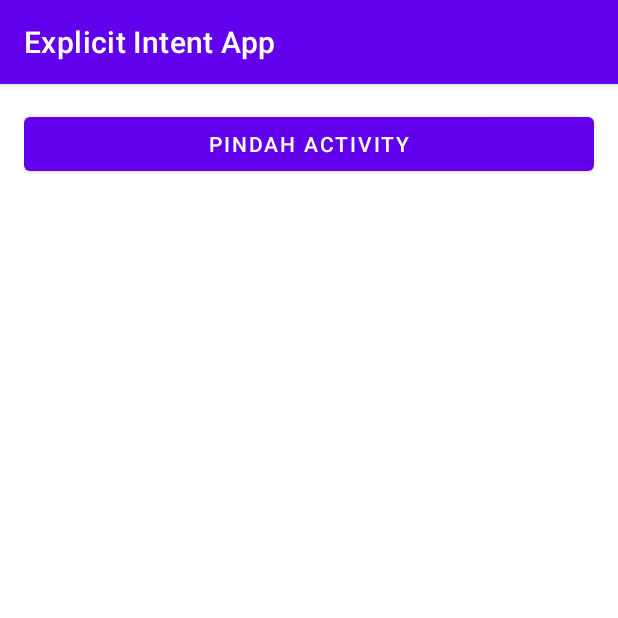
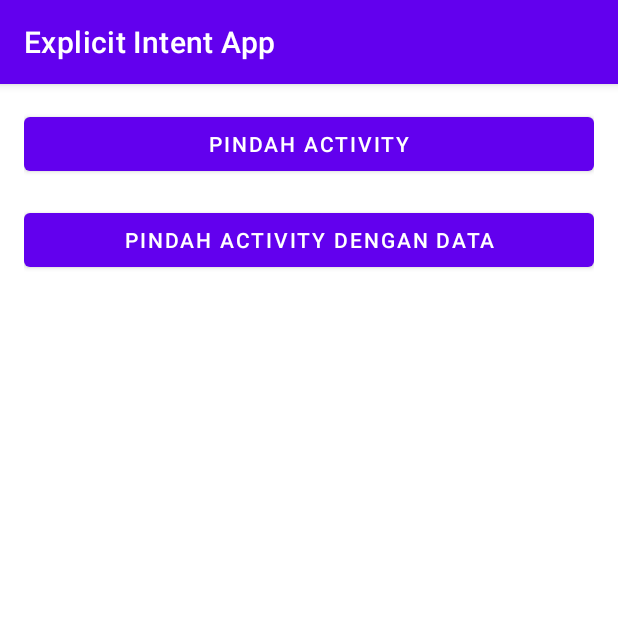
Before and after one commit to ditateum/intent-android-kotlin, an Android app: the screen it shows after launch (MainActivity), on a phone screen of 412 x 824 dp, the top half of it. Run offline under Robolectric (Android 15) with nearby library versions, the phone set to English and light mode, and no system bars.

Commit message:
Pindah Activity dengan data memanfaatkan putExtra

```diff
--- a/app/src/main/AndroidManifest.xml
+++ b/app/src/main/AndroidManifest.xml
@@ -9,7 +9,8 @@
         android:roundIcon="@mipmap/ic_launcher_round"
         android:supportsRtl="true"
         android:theme="@style/Theme.ExplicitIntentApp">
-        <activity android:name=".MoveActivity"></activity>
+        <activity android:name=".MoveWithDataActivity"></activity>
+        <activity android:name=".MoveActivity" />
         <activity
             android:name=".MainActivity"
             android:exported="true">
--- a/app/src/main/java/com/ditateum/explicitintentapp/MainActivity.kt
+++ b/app/src/main/java/com/ditateum/explicitintentapp/MainActivity.kt
@@ -7,16 +7,27 @@ import android.widget.Button
 
 class MainActivity : AppCompatActivity() {
     private lateinit var btnMoveActivity : Button
+    private lateinit var btnMoveActivityWithData : Button
 
     override fun onCreate(savedInstanceState: Bundle?) {
         super.onCreate(savedInstanceState)
         setContentView(R.layout.activity_main)
 
         btnMoveActivity = findViewById(R.id.btn_move_activity)
+        btnMoveActivityWithData = findViewById(R.id.btn_move_activity_data)
 
+        // Pindah Activity tanpa Data dengan Intent
         btnMoveActivity.setOnClickListener {
             val moveIntent = Intent(this, MoveActivity::class.java)
             startActivity(moveIntent)
         }
+
+        // Pindah Acitivty dengan Data with Intent
+        btnMoveActivityWithData.setOnClickListener {
+            val moveWithDataIntent = Intent(this, MoveWithDataActivity::class.java)
+            moveWithDataIntent.putExtra(MoveWithDataActivity.EXTRA_NAME, "Dita Permata Putra")
+            moveWithDataIntent.putExtra(MoveWithDataActivity.EXTRA_AGE, 27)
+            startActivity(moveWithDataIntent)
+        }
     }
 }
--- a/app/src/main/res/layout/activity_main.xml
+++ b/app/src/main/res/layout/activity_main.xml
@@ -16,4 +16,12 @@
         android:layout_marginBottom="16dp"
         />
 
+    <Button
+        android:id="@+id/btn_move_activity_data"
+        android:layout_width="match_parent"
+        android:layout_height="wrap_content"
+        android:layout_marginBottom="16dp"
+        android:text="@string/move_with_data"
+        />
+
 </LinearLayout>
```
Also changed, not shown: app/src/main/java/com/ditateum/explicitintentapp/MoveWithDataActivity.kt (added, +28 -0 lines), app/src/main/res/layout/activity_move_with_data.xml (added, +17 -0 lines).
